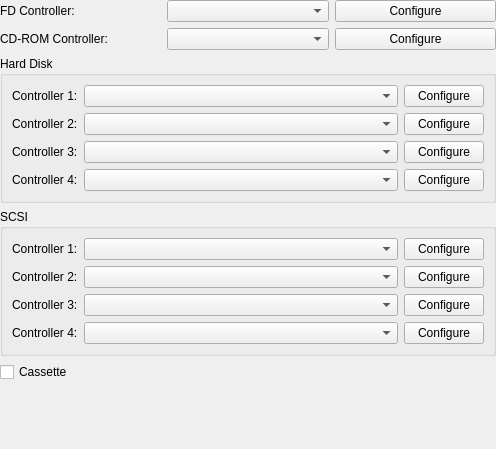
Old version of the form src/qt/qt_settingsstoragecontrollers.ui in the repository 86Box/86Box.
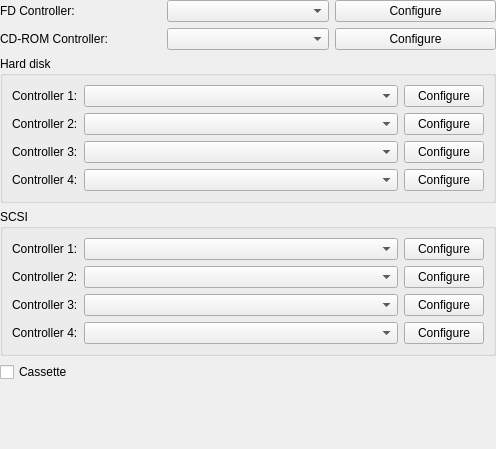
New version of the form.

Commit message: Hard disk, not Hard Disk.

The edit to the form file:
```diff
--- a/src/qt/qt_settingsstoragecontrollers.ui
+++ b/src/qt/qt_settingsstoragecontrollers.ui
@@ -75,7 +75,7 @@
    <item>
     <widget class="QGroupBox" name="groupBoxHD">
      <property name="title">
-      <string>Hard Disk</string>
+      <string>Hard disk</string>
      </property>
      <layout class="QGridLayout" name="gridLayoutHD">
       <item row="0" column="0">
```
